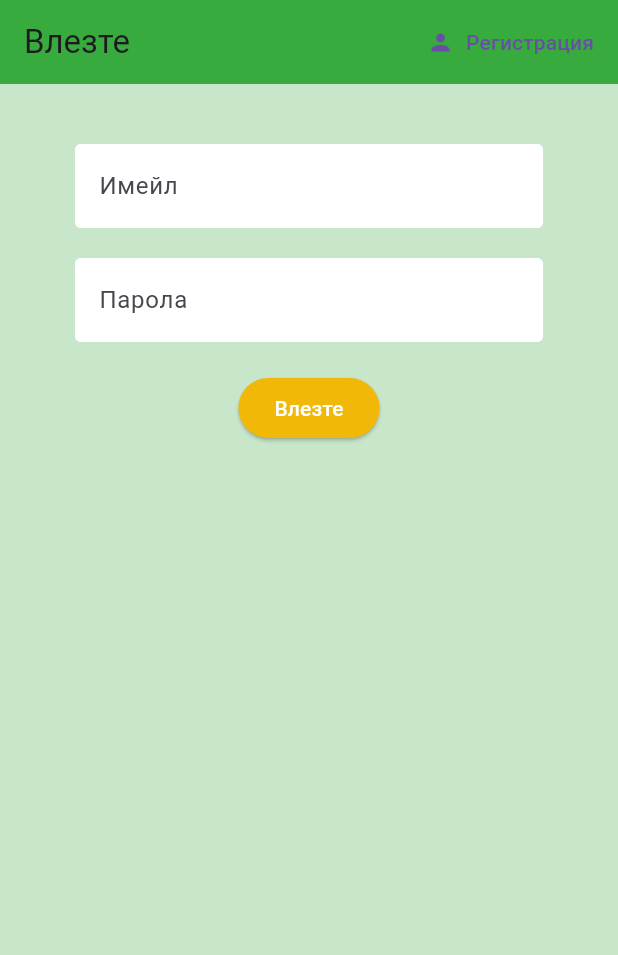
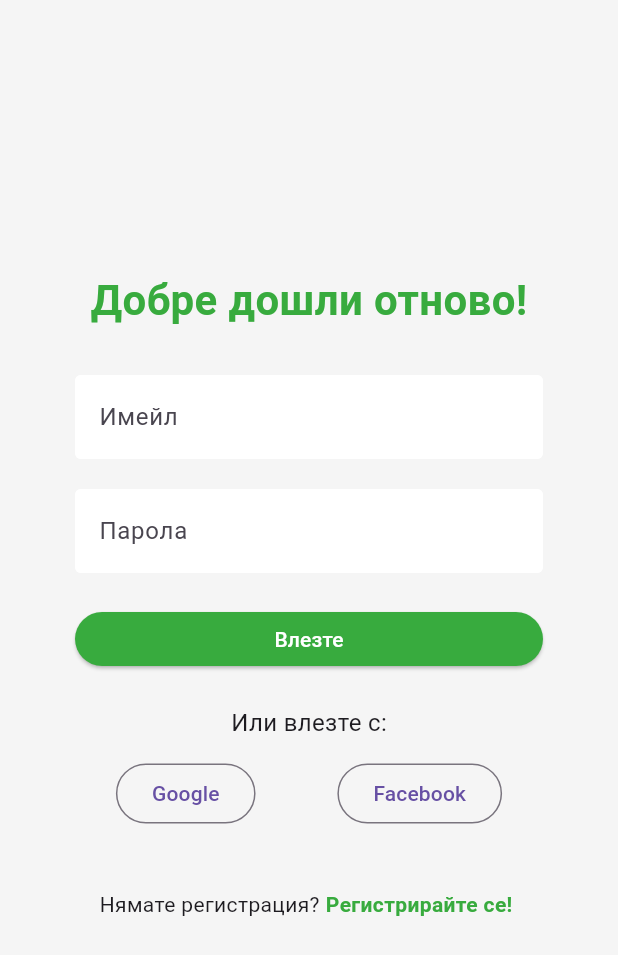
Before and after one commit to ZvezdiPro/Volunteer-Varna, a Flutter app: the screen it shows after launch, on a phone screen of 412 x 824 dp. Shown: the top 955 px of the screen. Run offline on Flutter 3.47's test engine with Material 3 defaults, Android fonts, the phone set to English and light mode, and no system bars; our stand-ins replace firebase_auth, firebase_core, flutter_spinkit; accounts and stored records are empty.

Commit message:
Reworked Sign-in Page

```diff
--- a/lib/screens/authenticate/sign-in.dart
+++ b/lib/screens/authenticate/sign-in.dart
@@ -28,29 +28,38 @@ class _SignInState extends State<SignIn> {
   @override
   Widget build(BuildContext context) {
     return loading ? Loading() : Scaffold(
-      backgroundColor: Colors.green[100],
-      appBar: AppBar(
-        backgroundColor: greenPrimary,
-        elevation: 0.0,
-        title: const Text('Влезте'),
-        actions: <Widget>[
-          TextButton.icon(
-            icon: Icon(Icons.person),
-            label: Text('Регистрация'),
-            onPressed: () {
-              // Toggle to register view
-              widget.toggleView();
-            },
-          )
-        ],
-      ),
-      body: Container(
+      backgroundColor: backgroundGrey,
+
+      // appBar: AppBar(
+      //   backgroundColor: Colors.grey[200],
+      //   elevation: 0.0,
+      //   // title: const Text('Volunteer Varna', style: titleStyle),
+      //   centerTitle: true,
+      //   actions: <Widget>[
+      //     TextButton.icon(
+      //       icon: Icon(Icons.person, color: Colors.green, size: 24),
+      //       label: Text(''),
+      //       onPressed: () {
+      //         // Toggle to register view
+      //         widget.toggleView();
+      //       },
+      //     )
+      //   ],
+      // ),
+
+      body: SafeArea(
+        child: SingleChildScrollView(
           padding: EdgeInsets.symmetric(vertical: 20.0, horizontal: 50.0),
           child: Form(
             key: _formKey,
             child: Column(
               children: <Widget>[
-              SizedBox(height: 20.0),
+
+                SizedBox(height: 160.0),
+                Text('Добре дошли отново!', style: mainHeadingStyle),
+                SizedBox(height: 30.0),
+
+                // Email input
                 TextFormField(
                   decoration: textInputDecoration.copyWith(hintText: 'Имейл'),
                   validator: (val) => val!.isEmpty ? 'Моля, въведете имейл' : null,
@@ -61,7 +70,10 @@ class _SignInState extends State<SignIn> {
                     });
                   },
                 ),
+
                 SizedBox(height: 20.0),
+
+                // Password input
                 TextFormField(
                   decoration: textInputDecoration.copyWith(hintText: 'Парола'),
                   obscureText: true,
@@ -73,13 +85,22 @@ class _SignInState extends State<SignIn> {
                     });
                   },
                 ),
+
                 SizedBox(height: 20.0),
+
+                // Sign-in button
                 ElevatedButton(
                   style: ElevatedButton.styleFrom(
-                  backgroundColor: accentAmber,
+                    backgroundColor: greenPrimary,
                     foregroundColor: Colors.white,
+                    minimumSize: Size(double.infinity, 36),
+                    shape: RoundedRectangleBorder(
+                    borderRadius: BorderRadius.circular(20.0),
+                    ),
                   ),
                   child: Text('Влезте'),
+
+                  // Logs the user in if correct, throws error message otherwise
                   onPressed: () async {
                     if (_formKey.currentState!.validate()) {
                       setState(() => loading = true);
@@ -94,6 +115,56 @@ class _SignInState extends State<SignIn> {
                   },
                 ),
 
+                SizedBox(height: 20.0),
+
+                Text(
+                  'Или влезте с:',
+                  style: TextStyle(fontSize: 16)
+                ),
+                SizedBox(height: 12.0),
+
+                // Sign-in with Google or Facebook
+                // Need to add icons, style
+                Row(
+                  mainAxisAlignment: MainAxisAlignment.spaceAround,
+                  children: [
+                    OutlinedButton(
+                      // Login with Google
+                      onPressed: () {},
+                      child: Text('Google'),
+                    ),
+                    OutlinedButton(
+                      onPressed: () {},
+                      child: Text('Facebook')
+                    )
+                  ],
+                ),
+
+                SizedBox(height: 40.0),
+
+                // Links to register page
+                Row(
+                  mainAxisAlignment: MainAxisAlignment.center,
+                  children: [
+                    Text('Нямате регистрация?'),
+                    GestureDetector(
+                    child: Padding(
+                      padding: const EdgeInsets.only(left: 4.0, right: 4.0),
+                      child: const Text(
+                        'Регистрирайте се!',
+                        style: TextStyle(
+                          color: greenPrimary,
+                          fontWeight: FontWeight.bold,
+                        ),
+                      ),
+                    ),
+                    onTap: () {
+                      widget.toggleView();
+                    },
+                  ),
+                  ],
+                ),
+
                 SizedBox(height: 12.0),
                 Text(
                   error,
@@ -104,6 +175,8 @@ class _SignInState extends State<SignIn> {
             )
           ),
         ),
+      ),
+
     );
   }
 }
--- a/lib/shared/constants.dart
+++ b/lib/shared/constants.dart
@@ -17,3 +17,15 @@ const textInputDecoration = InputDecoration(
     ),
   ),
 );
+
+const titleStyle = TextStyle(
+  color: Colors.black,
+  fontSize: 28,
+  fontWeight: FontWeight.bold,
+  );
+
+const mainHeadingStyle = TextStyle(
+  color: greenPrimary,
+  fontSize: 28,
+  fontWeight: FontWeight.bold,
+  );
```
Lines whose indentation alone changed are shown as unchanged.
